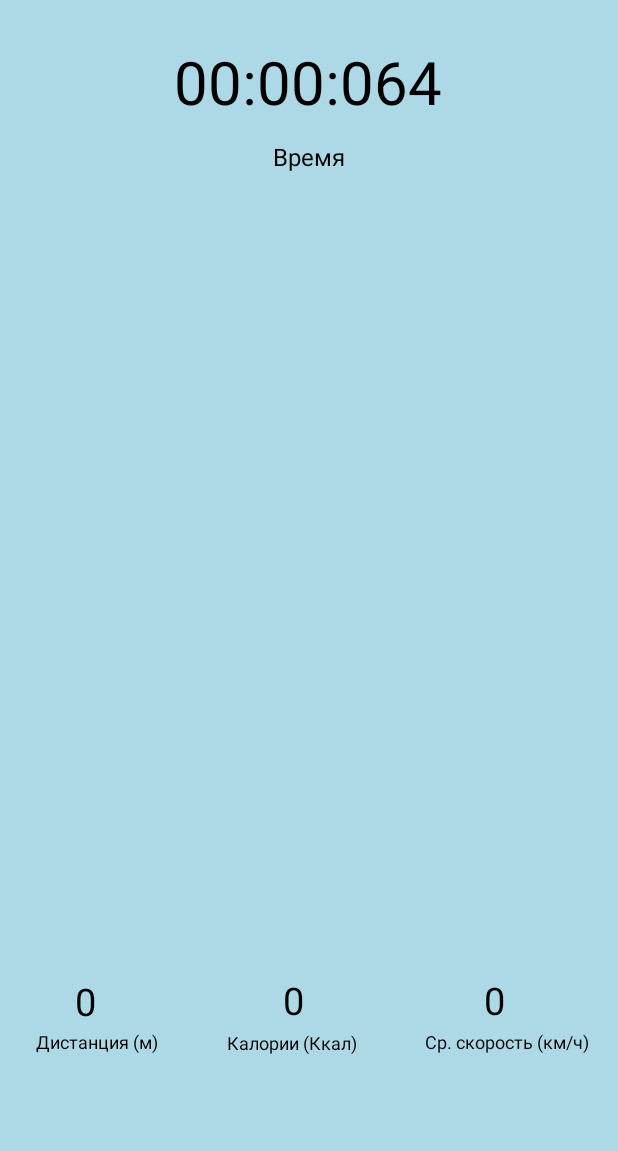
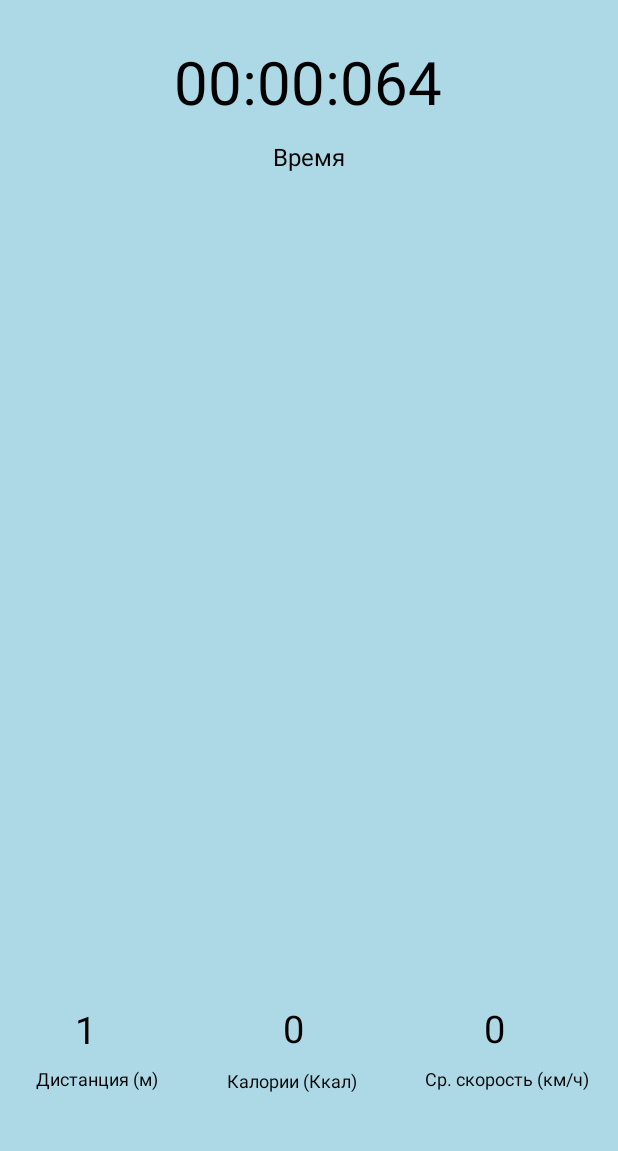
Before and after one commit to Securedill/Runannex, an Android app: the Training screen opened directly, with no data from a screen before it, after a tap on "СТОП", on a phone screen of 412 x 824 dp, the part 84-1235 px from its top. Run offline under Robolectric (Android 15) with nearby library versions, the phone set to English and light mode, and no system bars; Roboto replaces fonts that are not available here; 1 other tap on this screen came first.

```diff
--- a/Runannex/app/src/main/java/com/example/admin/runannex/Result.java
+++ b/Runannex/app/src/main/java/com/example/admin/runannex/Result.java
@@ -5,13 +5,12 @@ import android.content.SharedPreferences;
 import android.content.pm.ActivityInfo;
 import android.graphics.Bitmap;
 import android.graphics.BitmapFactory;
-import android.media.MediaMetadata;
-import android.net.Uri;
+import android.graphics.drawable.BitmapDrawable;
 import android.os.Environment;
-import android.support.v7.app.ActionBar;
 import android.support.v7.app.AppCompatActivity;
 import android.os.Bundle;
 import android.support.v7.widget.Toolbar;
+import android.util.Log;
 import android.view.Menu;
 import android.view.MenuItem;
 import android.view.View;
@@ -19,19 +18,18 @@ import android.widget.ImageView;
 import android.widget.TextView;
 import android.widget.Toast;
 
-import com.google.android.gms.maps.GoogleMap;
-import com.google.android.gms.maps.OnMapReadyCallback;
-import com.google.android.gms.maps.SupportMapFragment;
-
 import java.io.File;
-import java.io.OutputStream;
+import java.io.FileOutputStream;
+import java.util.StringTokenizer;
 
 public class Result extends AppCompatActivity {
 
     SharedPreferences sPref;
-    int Seconds, Minutes, MilliSeconds,caloriii,distance;
+    int Seconds, Minutes, MilliSeconds,caloriii,distance,i;
     float speed;
     private Toolbar toolbar;
+    int[] distanceArr = new int[100];
+
 
 
     @Override
@@ -47,8 +45,21 @@ public class Result extends AppCompatActivity {
         final TextView speeder = (TextView) findViewById(R.id.halfV);
         final TextView caloriir = (TextView) findViewById(R.id.calorii);
         final TextView distancer = (TextView) findViewById(R.id.distance);
-
+        final ImageView screen = (ImageView) findViewById(R.id.screen);
         sPref = getApplication().getSharedPreferences("Data", MODE_PRIVATE);
+        String savedString = sPref.getString("distancearr", "");
+        if (savedString != "") {
+            StringTokenizer st = new StringTokenizer(savedString, ",");
+            for (int i = 0; i < 100; i++) {
+                distanceArr[i] = Integer.parseInt(st.nextToken());
+            }
+        }
+        for (i = 0; i<100; i++) {
+            if (distanceArr[i+1] == 0) {
+                break;
+            }
+        }
+        String s = i+"";
         Seconds = sPref.getInt("Sec",0);
         Minutes = sPref.getInt("Min",0);
         MilliSeconds = sPref.getInt("Millis",0);
@@ -59,6 +70,7 @@ public class Result extends AppCompatActivity {
         caloriir.setText(caloriii+"");
         speeder.setText((int)speed+"");
         distancer.setText(distance+"");
+        screen.setImageBitmap(getImageFromSdCard(s));
 
 
         toolbar.setNavigationOnClickListener(new View.OnClickListener() {
@@ -104,4 +116,19 @@ public class Result extends AppCompatActivity {
 
     }
 
+    public Bitmap getImageFromSdCard(String imageNumb) {
+        Bitmap bitmap = null;
+        File path = Environment.getExternalStorageDirectory();
+        String count = imageNumb+"";
+        try {
+            bitmap = BitmapFactory.decodeFile(path + "/.Runannex/"
+                    + "Map" + count
+                    + ".png");
+        } catch (IllegalArgumentException e) {
+            Log.e("Fucking error", "");
+        }
+        return bitmap;
+
+    }
+
 }
--- a/Runannex/app/src/main/java/com/example/admin/runannex/Training.java
+++ b/Runannex/app/src/main/java/com/example/admin/runannex/Training.java
@@ -22,6 +22,7 @@ import android.os.Environment;
 import android.os.Handler;
 import android.os.SystemClock;
 import android.provider.MediaStore;
+import android.renderscript.Sampler;
 import android.support.annotation.NonNull;
 import android.support.design.widget.NavigationView;
 import android.support.v4.app.ActivityCompat;
@@ -30,6 +31,7 @@ import android.support.v4.widget.DrawerLayout;
 import android.support.v7.app.ActionBarDrawerToggle;
 import android.support.v7.app.AppCompatActivity;
 import android.support.v7.widget.Toolbar;
+import android.util.Log;
 import android.view.Gravity;
 import android.view.KeyEvent;
 import android.view.Menu;
@@ -59,7 +61,7 @@ import java.io.FileOutputStream;
 import java.util.StringTokenizer;
 
 
-public class Training extends AppCompatActivity implements OnMapReadyCallback,NavigationView.OnNavigationItemSelectedListener {
+public class Training extends AppCompatActivity implements OnMapReadyCallback, NavigationView.OnNavigationItemSelectedListener {
     SharedPreferences sPref;
     SharedPreferences.Editor ed;
     String weight, year, growth, name;
@@ -77,7 +79,6 @@ public class Training extends AppCompatActivity implements OnMapReadyCallback,Na
     LocationManager locationManager;
     Context mContext;
     boolean ifmarked = false;
-    boolean iffocused = false;
     boolean ifasked = false;
     int DistanceRunSum = 0;
     double latitude1 = 0;
@@ -91,6 +92,10 @@ public class Training extends AppCompatActivity implements OnMapReadyCallback,Na
     int[] caloriiArr = new int[100];
     int[] speedArr = new int[100];
     Bundle b = new Bundle();
+    double maxlat = Double.MIN_VALUE;
+    double minlat = Double.MAX_VALUE;
+    double maxlng = Double.MIN_VALUE;
+    double minlng = Double.MAX_VALUE;
 
     int caloriii;
     PolylineOptions line = new PolylineOptions().width(17).color(Color.BLUE);
@@ -104,7 +109,6 @@ public class Training extends AppCompatActivity implements OnMapReadyCallback,Na
         setContentView(R.layout.activity_training);
         setRequestedOrientation(ActivityInfo.SCREEN_ORIENTATION_PORTRAIT);
         String path = Environment.getExternalStorageDirectory().toString();
-        File file = new File(path, "screen" + ".jpg");
         toolbar = (Toolbar) findViewById(R.id.toolbar);
         setSupportActionBar(toolbar);
         toolbar.setTitleTextAppearance(this, R.style.RunannexFont);
@@ -268,6 +272,47 @@ public class Training extends AppCompatActivity implements OnMapReadyCallback,Na
                 pause.setVisibility(View.VISIBLE);
                 ifrun = true;
                 sport.setClickable(false);
+                DistanceRunSum = 1;
+                mapFragment.getMapAsync(new OnMapReadyCallback() {
+                    @Override
+                    public void onMapReady(GoogleMap googleMap) {
+                        if (ActivityCompat.checkSelfPermission(Training.this, Manifest.permission.ACCESS_FINE_LOCATION) != PackageManager.PERMISSION_GRANTED && ActivityCompat.checkSelfPermission(Training.this, Manifest.permission.ACCESS_COARSE_LOCATION) != PackageManager.PERMISSION_GRANTED) {
+                            return;
+                        }
+                        googleMap.setMyLocationEnabled(true);
+                    }
+                });
+                String savedString = sPref.getString("distancearr", "");
+                if (savedString != "") {
+                    StringTokenizer st = new StringTokenizer(savedString, ",");
+                    for (int i = 0; i < 100; i++) {
+                        distanceArr[i] = Integer.parseInt(st.nextToken());
+                    }
+                }
+
+                String savedString1 = sPref.getString("caloriiarr", "");
+                if (savedString1 != "") {
+                    StringTokenizer st1 = new StringTokenizer(savedString1, ",");
+                    for (int i = 0; i < 100; i++) {
+                        caloriiArr[i] = Integer.parseInt(st1.nextToken());
+                    }
+                }
+
+                String savedString2 = sPref.getString("timearr", "");
+                if (savedString2 != "") {
+                    StringTokenizer st2 = new StringTokenizer(savedString2, ",");
+                    for (int i = 0; i < 100; i++) {
+                        timeArr[i] = Integer.parseInt(st2.nextToken());
+                    }
+                }
+
+                String savedString3 = sPref.getString("speedarr", "");
+                if (savedString3 != "") {
+                    StringTokenizer st3 = new StringTokenizer(savedString3, ",");
+                    for (int i = 0; i < 100; i++) {
+                        speedArr[i] = Integer.parseInt(st3.nextToken());
+                    }
+                }
             }
         };
         start.setOnClickListener(oclBtnStart);
@@ -276,17 +321,27 @@ public class Training extends AppCompatActivity implements OnMapReadyCallback,Na
         View.OnClickListener oclBtnStop = new View.OnClickListener() {
             @Override
             public void onClick(View v) {
-                ed.putInt("Min", Minutes);
-                ed.putInt("Millis", MilliSeconds);
-                ed.putInt("Sec", Seconds);
-                ed.putInt("dist", DistanceRunSum);
-                ed.putFloat("speed", distance123);
-                ed.putInt("cali", caloriii);
-                ed.commit();
+                if (ActivityCompat.checkSelfPermission(Training.this, Manifest.permission.ACCESS_FINE_LOCATION) != PackageManager.PERMISSION_GRANTED && ActivityCompat.checkSelfPermission(Training.this, Manifest.permission.ACCESS_COARSE_LOCATION) != PackageManager.PERMISSION_GRANTED) {
+                    return;
+                }
+                final Location loc = locationManager.getLastKnownLocation(LocationManager.PASSIVE_PROVIDER);
+                mapFragment.getMapAsync(new OnMapReadyCallback() {
+                    @Override
+                    public void onMapReady(GoogleMap googleMap) {
+                        if (ActivityCompat.checkSelfPermission(Training.this, Manifest.permission.ACCESS_FINE_LOCATION) != PackageManager.PERMISSION_GRANTED && ActivityCompat.checkSelfPermission(Training.this, Manifest.permission.ACCESS_COARSE_LOCATION) != PackageManager.PERMISSION_GRANTED) {
+                            return;
+                        }
+                        googleMap.setMyLocationEnabled(false);
+                        googleMap.getUiSettings().setMyLocationButtonEnabled(false);
+                            googleMap.addMarker(new MarkerOptions()
+                                    .anchor(0.5f, 0.5f)
+                                    .position(new LatLng(loc.getLatitude(), loc.getLongitude()))
+                                    .icon(BitmapDescriptorFactory.fromResource(R.drawable.finishpoint)));
+
+
+                    }
+                });
                 StringBuilder str = new StringBuilder();
-                for (int i = 0; i < distanceArr.length; i++) {
-                    str.append(distanceArr[i]).append(",");
-                }
                 for (int i = 0; i < 100; i++) {
                     if (distanceArr[i] == 0) {
                         distanceArr[i] = DistanceRunSum;
@@ -294,33 +349,36 @@ public class Training extends AppCompatActivity implements OnMapReadyCallback,Na
                         break;
                     }
                 }
+                for (int i = 0; i < distanceArr.length; i++) {
+                    str.append(distanceArr[i]).append(",");
+                }
                 sPref.edit().putString("distancearr", str.toString()).commit();
 
-                Intent intent = new Intent(Training.this, Result.class);
-                startActivity(intent);
 
                 StringBuilder str1 = new StringBuilder();
-                for (int i = 0; i < speedArr.length; i++) {
-                    str1.append(speedArr[i]).append(",");
-                }
+
                 for (int i = 0; i < 100; i++) {
                     if (speedArr[i] == 0) {
                         speedArr[i] = (int) distance123;
                         break;
                     }
                 }
+                for (int i = 0; i < speedArr.length; i++) {
+                    str1.append(speedArr[i]).append(",");
+                }
 
                 sPref.edit().putString("speedarr", str1.toString()).commit();
 
                 StringBuilder str2 = new StringBuilder();
-                for (int i = 0; i < caloriiArr.length; i++) {
-                    str2.append(caloriiArr[i]).append(",");
-                }
+
                 for (int i = 0; i < 100; i++) {
                     if (caloriiArr[i] == 0) {
                         caloriiArr[i] = caloriii;
                         break;
                     }
+                }
+                for (int i = 0; i < caloriiArr.length; i++) {
+                    str2.append(caloriiArr[i]).append(",");
                 }
                 sPref.edit().putString("caloriiarr", str2.toString()).commit();
 
@@ -334,8 +392,18 @@ public class Training extends AppCompatActivity implements OnMapReadyCallback,Na
                         break;
                     }
                 }
+                for (int i = 0; i < timeArr.length; i++) {
+                    str3.append(caloriiArr[i]).append(",");
+                }
                 sPref.edit().putString("timearr", str3.toString()).commit();
 
+                ed.putInt("Min", Minutes);
+                ed.putInt("Millis", MilliSeconds);
+                ed.putInt("Sec", Seconds);
+                ed.putInt("dist", DistanceRunSum);
+                ed.putFloat("speed", distance123);
+                ed.putInt("cali", caloriii);
+                ed.commit();
                 handler.removeCallbacks(runnable);
                 MillisecondTime = 0L;
                 StartTime = 0L;
@@ -355,6 +423,13 @@ public class Training extends AppCompatActivity implements OnMapReadyCallback,Na
                 ifpause = false;
                 sport.setClickable(true);
                 ifmarked = false;
+                Handler mHandler = new Handler();
+                mHandler.postDelayed(new Runnable() {
+
+                    @Override
+                    public void run() {
+                        Intent intent = new Intent(Training.this, Result.class);
+                        startActivity(intent);
                         DistanceRunSum = 0;
                         mapFragment.getMapAsync(new OnMapReadyCallback() {
                             @Override
@@ -366,6 +441,10 @@ public class Training extends AppCompatActivity implements OnMapReadyCallback,Na
                         calorii.setText("0");
                         halfV.setText("0");
                         distance.setText("0");
+                    }
+
+                }, 1000L);
+
             }
         };
         stop.setOnClickListener(oclBtnStop);
@@ -491,7 +570,7 @@ public class Training extends AppCompatActivity implements OnMapReadyCallback,Na
                 double lat = arg.getLatitude();
                 double lng = arg.getLongitude();
                 LatLng latlng = new LatLng(lat, lng);
-                googleMap.animateCamera(CameraUpdateFactory.newLatLngZoom(latlng, 16));
+                googleMap.animateCamera(CameraUpdateFactory.newLatLngZoom(latlng, 15));
             }
         });
     }
@@ -742,6 +821,7 @@ public class Training extends AppCompatActivity implements OnMapReadyCallback,Na
             final TextView distancer = (TextView) findViewById(R.id.distance);
             final double[] latitude = {location.getLatitude()};
             final double[] longitude = {location.getLongitude()};
+
             final LatLng latLng = new LatLng(latitude[0], longitude[0]);
             if (line == null) {
                 line = new PolylineOptions().width(17).color(Color.BLUE);
@@ -751,6 +831,10 @@ public class Training extends AppCompatActivity implements OnMapReadyCallback,Na
                 loc = false;
                 latitude1 = location.getLatitude();
                 longtitude1 = location.getLongitude();
+                if (latitude1 > maxlat) maxlat = latitude1;
+                if (latitude1 < minlat) minlat = latitude1;
+                if (longtitude1 > maxlng) maxlng = longtitude1;
+                if (longtitude1 < minlng) minlng = longtitude1;
                 if (ifrun) {
                     if (latitude2 != 0) {
                         Location locationA = new Location("point A");
@@ -780,6 +864,10 @@ public class Training extends AppCompatActivity implements OnMapReadyCallback,Na
                 loc = true;
                 latitude2 = location.getLatitude();
                 longtitude2 = location.getLongitude();
+                if (latitude2 > maxlat) maxlat = latitude2;
+                if (latitude2 < minlat) minlat = latitude2;
+                if (longtitude2 > maxlng) maxlng = longtitude2;
+                if (longtitude2 < minlng) minlng = longtitude2;
                 if (ifrun && !ifpause) {
                     if (latitude1 != 0) {
                         Location locationA = new Location("point A");
@@ -811,7 +899,7 @@ public class Training extends AppCompatActivity implements OnMapReadyCallback,Na
                 public void onMapReady(GoogleMap googleMap) {
                     CameraPosition camPos = new CameraPosition.Builder()
                             .target(new LatLng(latitude[0], longitude[0]))
-                            .zoom(16)
+                            .zoom(15)
                             .build();
                     CameraUpdate camUpd3 = CameraUpdateFactory.newCameraPosition(camPos);
                     googleMap.animateCamera(camUpd3);
--- a/Runannex/app/src/main/res/layout/activity_result.xml
+++ b/Runannex/app/src/main/res/layout/activity_result.xml
@@ -31,6 +31,17 @@
         app:layout_constraintTop_toTopOf="parent"
         app:layout_constraintVertical_bias="0.100000024" />
 
+    <ImageView
+        android:id="@+id/screen"
+        android:layout_width="405dp"
+        android:layout_height="386dp"
+        android:layout_marginBottom="8dp"
+        android:layout_marginTop="8dp"
+        app:layout_constraintBottom_toBottomOf="parent"
+        app:layout_constraintTop_toTopOf="parent"
+        app:layout_constraintVertical_bias="0.595"
+        tools:layout_editor_absoluteX="-6dp" />
+
     <TextView
         android:id="@+id/time"
         android:layout_width="wrap_content"
@@ -59,10 +70,10 @@
         android:textSize="12sp"
         app:layout_constraintBottom_toBottomOf="parent"
         app:layout_constraintEnd_toEndOf="parent"
-        app:layout_constraintHorizontal_bias="0.464"
+        app:layout_constraintHorizontal_bias="0.463"
         app:layout_constraintStart_toStartOf="parent"
         app:layout_constraintTop_toTopOf="parent"
-        app:layout_constraintVertical_bias="0.921" />
+        app:layout_constraintVertical_bias="0.952" />
 
     <TextView
         android:id="@+id/distancer"
@@ -77,7 +88,7 @@
         app:layout_constraintHorizontal_bias="0.432"
         app:layout_constraintStart_toStartOf="parent"
         app:layout_constraintTop_toTopOf="parent"
-        app:layout_constraintVertical_bias="0.919" />
+        app:layout_constraintVertical_bias="0.95" />
 
     <TextView
         android:id="@+id/halfVr"
@@ -93,8 +104,7 @@
         app:layout_constraintHorizontal_bias="0.933"
         app:layout_constraintStart_toStartOf="parent"
         app:layout_constraintTop_toTopOf="parent"
-        app:layout_constraintVertical_bias="0.919"
-        android:layout_marginLeft="8dp" />
+        app:layout_constraintVertical_bias="0.95" />
 
     <TextView
         android:id="@+id/calorii"
@@ -114,7 +124,7 @@
         app:layout_constraintHorizontal_bias="0.461"
         app:layout_constraintStart_toStartOf="parent"
         app:layout_constraintTop_toTopOf="parent"
-        app:layout_constraintVertical_bias="0.896" />
+        app:layout_constraintVertical_bias="0.92" />
 
     <TextView
         android:id="@+id/distance"
@@ -134,7 +144,7 @@
         app:layout_constraintHorizontal_bias="0.258"
         app:layout_constraintStart_toStartOf="parent"
         app:layout_constraintTop_toTopOf="parent"
-        app:layout_constraintVertical_bias="0.896" />
+        app:layout_constraintVertical_bias="0.92" />
 
     <TextView
         android:id="@+id/halfV"
@@ -154,7 +164,7 @@
         app:layout_constraintHorizontal_bias="0.433"
         app:layout_constraintStart_toEndOf="@+id/calorii"
         app:layout_constraintTop_toTopOf="parent"
-        app:layout_constraintVertical_bias="0.896" />
+        app:layout_constraintVertical_bias="0.92" />
 
 
 </android.support.constraint.ConstraintLayout>
```
Lines whose indentation alone changed are shown as unchanged.
